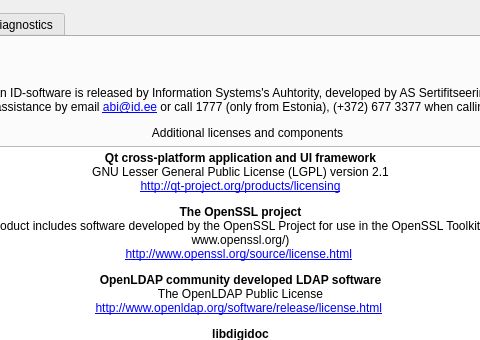
Qt form AboutDialog.ui (open-eid/qt-common) before a commit; both pictures show x 89 to 569 and y 0 to 340 of the 673 by 516 pixel window.
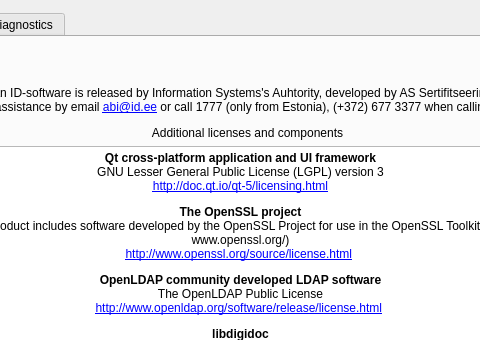
The same form after that commit. Icons and pictures are not drawn.

Commit message:
Update Qt license (#57)
IB-5199

Patch:
```diff
--- a/AboutDialog.ui
+++ b/AboutDialog.ui
@@ -77,7 +77,7 @@
           <bool>true</bool>
          </property>
          <property name="html">
-          <string notr="true">&lt;p align=&quot;center&quot;&gt;&lt;b&gt;Qt cross-platform application and UI framework&lt;/b&gt;&lt;br /&gt;GNU Lesser General Public License (LGPL) version 2.1&lt;br /&gt;&lt;a href=&quot;http://qt-project.org/products/licensing&quot;&gt;http://qt-project.org/products/licensing&lt;/a&gt;&lt;/p&gt;
+          <string notr="true">&lt;p align=&quot;center&quot;&gt;&lt;b&gt;Qt cross-platform application and UI framework&lt;/b&gt;&lt;br /&gt;GNU Lesser General Public License (LGPL) version 3&lt;br /&gt;&lt;a href=&quot;http://doc.qt.io/qt-5/licensing.html&quot;&gt;http://doc.qt.io/qt-5/licensing.html&lt;/a&gt;&lt;/p&gt;
 &lt;p align=&quot;center&quot;&gt;&lt;b&gt;The OpenSSL project&lt;/b&gt;&lt;br /&gt;This product includes software developed by the OpenSSL Project for use in the OpenSSL Toolkit (http://www.openssl.org/)&lt;br /&gt;&lt;a href=&quot;http://www.openssl.org/source/license.html&quot;&gt;http://www.openssl.org/source/license.html&lt;/a&gt; &lt;/p&gt;
 &lt;p align=&quot;center&quot;&gt;&lt;b&gt;OpenLDAP community developed LDAP software&lt;/b&gt;&lt;br /&gt;The OpenLDAP Public License&lt;br /&gt;&lt;a href=&quot;http://www.openldap.org/software/release/license.html&quot;&gt;http://www.openldap.org/software/release/license.html&lt;/a&gt; &lt;/p&gt;
 &lt;p align=&quot;center&quot;&gt;&lt;b&gt;libdigidoc&lt;/b&gt;&lt;br /&gt;GNU Lesser General Public License (LGPL) version 2.1&lt;br /&gt;&lt;a href=&quot;http://www.gnu.org/licenses/old-licenses/lgpl-2.1.html&quot;&gt;http://www.gnu.org/licenses/old-licenses/lgpl-2.1.html&lt;/a&gt; &lt;/p&gt;
```
